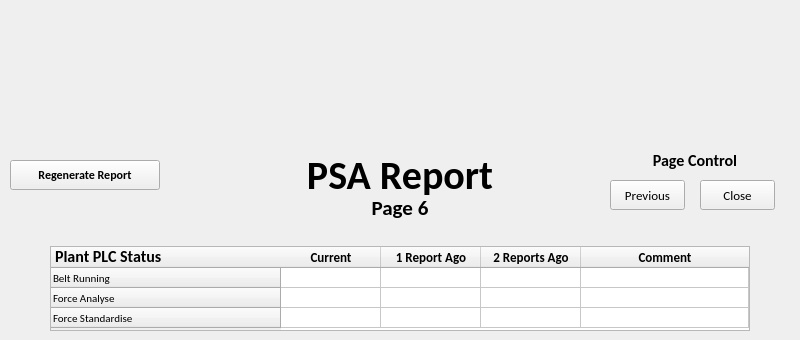
Above: PSA_page6.ui from LintonRitchie/Scantech_Monthly_PSA_Report before the change; both pictures show x 0 to 800 and y 0 to 340 of the 800 by 1000 pixel window. Below: the same form after it.
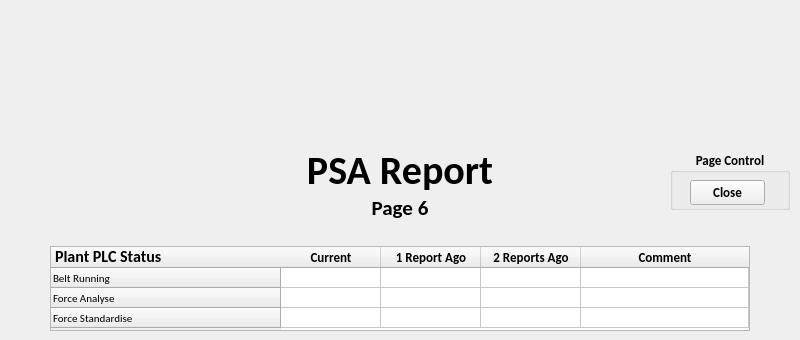
That is the form after the change. Icons and pictures are not drawn.

The edit to the form file:
```diff
--- a/PSA_page6.ui
+++ b/PSA_page6.ui
@@ -49,7 +49,7 @@
       <x>300</x>
       <y>150</y>
       <width>200</width>
-      <height>50</height>
+      <height>40</height>
      </rect>
     </property>
     <property name="font">
@@ -67,45 +67,6 @@
      <set>Qt::AlignCenter</set>
     </property>
    </widget>
-   <widget class="QPushButton" name="ClosePage">
-    <property name="geometry">
-     <rect>
-      <x>700</x>
-      <y>180</y>
-      <width>75</width>
-      <height>30</height>
-     </rect>
-    </property>
-    <property name="font">
-     <font>
-      <family>Calibri</family>
-      <pointsize>10</pointsize>
-     </font>
-    </property>
-    <property name="text">
-     <string>Close</string>
-    </property>
-   </widget>
-   <widget class="QPushButton" name="Regenerate">
-    <property name="geometry">
-     <rect>
-      <x>10</x>
-      <y>160</y>
-      <width>150</width>
-      <height>30</height>
-     </rect>
-    </property>
-    <property name="font">
-     <font>
-      <family>Calibri</family>
-      <weight>75</weight>
-      <bold>true</bold>
-     </font>
-    </property>
-    <property name="text">
-     <string>Regenerate Report</string>
-    </property>
-   </widget>
    <widget class="QLabel" name="psa_report_title_2">
     <property name="geometry">
      <rect>
@@ -130,52 +91,6 @@
      <set>Qt::AlignCenter</set>
     </property>
    </widget>
-   <widget class="QPushButton" name="PreviousPage">
-    <property name="geometry">
-     <rect>
-      <x>610</x>
-      <y>180</y>
-      <width>75</width>
-      <height>30</height>
-     </rect>
-    </property>
-    <property name="font">
-     <font>
-      <family>Calibri</family>
-      <pointsize>10</pointsize>
-     </font>
-    </property>
-    <property name="text">
-     <string>Previous</string>
-    </property>
-   </widget>
-   <widget class="QLabel" name="label_2">
-    <property name="geometry">
-     <rect>
-      <x>645</x>
-      <y>150</y>
-      <width>100</width>
-      <height>20</height>
-     </rect>
-    </property>
-    <property name="font">
-     <font>
-      <family>Calibri</family>
-      <pointsize>12</pointsize>
-      <weight>75</weight>
-      <bold>true</bold>
-     </font>
-    </property>
-    <property name="frameShape">
-     <enum>QFrame::NoFrame</enum>
-    </property>
-    <property name="text">
-     <string>Page Control</string>
-    </property>
-    <property name="alignment">
-     <set>Qt::AlignCenter</set>
-    </property>
-   </widget>
    <widget class="QTableWidget" name="PlantPLCTable">
     <property name="geometry">
      <rect>
@@ -1068,6 +983,43 @@
      <number>5</number>
     </property>
    </widget>
+   <widget class="QGroupBox" name="groupBox">
+    <property name="geometry">
+     <rect>
+      <x>670</x>
+      <y>150</y>
+      <width>120</width>
+      <height>60</height>
+     </rect>
+    </property>
+    <property name="font">
+     <font>
+      <family>Calibri</family>
+      <pointsize>10</pointsize>
+      <weight>75</weight>
+      <bold>true</bold>
+     </font>
+    </property>
+    <property name="title">
+     <string>Page Control</string>
+    </property>
+    <property name="alignment">
+     <set>Qt::AlignCenter</set>
+    </property>
+    <widget class="QPushButton" name="NextPage_2">
+     <property name="geometry">
+      <rect>
+       <x>20</x>
+       <y>30</y>
+       <width>75</width>
+       <height>25</height>
+      </rect>
+     </property>
+     <property name="text">
+      <string>Close</string>
+     </property>
+    </widget>
+   </widget>
    <zorder>label</zorder>
    <zorder>psa_report_title</zorder>
    <zorder>ClosePage</zorder>
```
Left out of the diff: 24 changed lines with no effect on the pictures.
